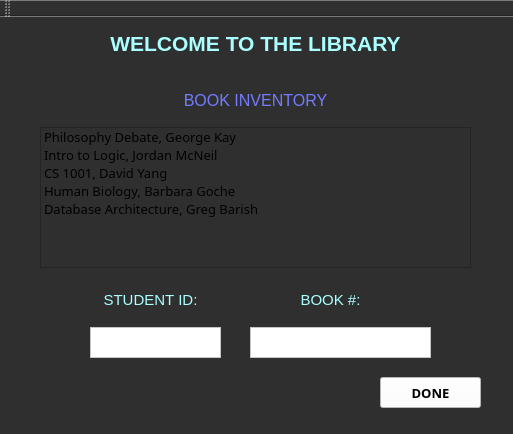
This is Project 4/mainwindow.ui in ecdev456/Nonogram-SE as Qt 5 draws it before an edit. The edited form follows.
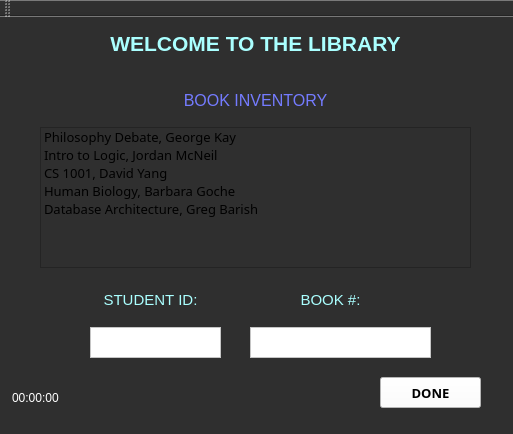
This is the edited form.

What changed in the file:
```diff
--- a/Project 4/mainwindow.ui
+++ b/Project 4/mainwindow.ui
@@ -274,6 +274,25 @@
      <string notr="true">background-color: rgb(255, 255, 255);</string>
     </property>
    </widget>
+   <widget class="QTimeEdit" name="timeEdit">
+    <property name="geometry">
+     <rect>
+      <x>10</x>
+      <y>370</y>
+      <width>118</width>
+      <height>22</height>
+     </rect>
+    </property>
+    <property name="styleSheet">
+     <string notr="true">color: rgb(255, 255, 255);</string>
+    </property>
+    <property name="frame">
+     <bool>false</bool>
+    </property>
+    <property name="buttonSymbols">
+     <enum>QAbstractSpinBox::NoButtons</enum>
+    </property>
+   </widget>
   </widget>
   <widget class="QToolBar" name="mainToolBar">
    <attribute name="toolBarArea">
```
